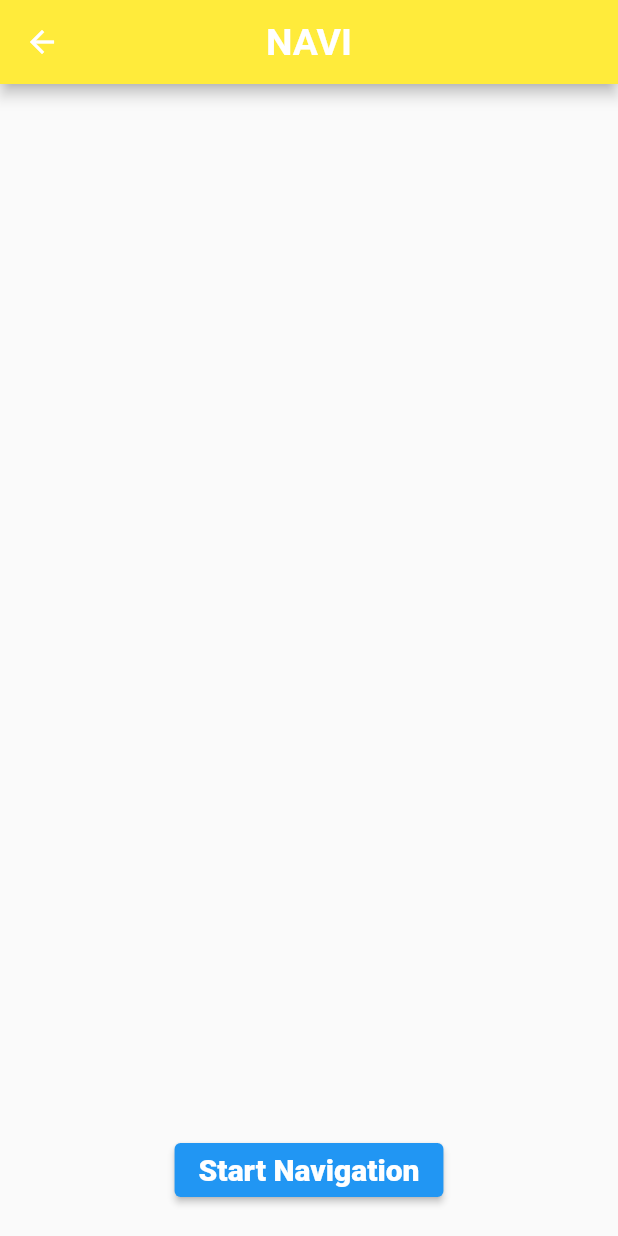
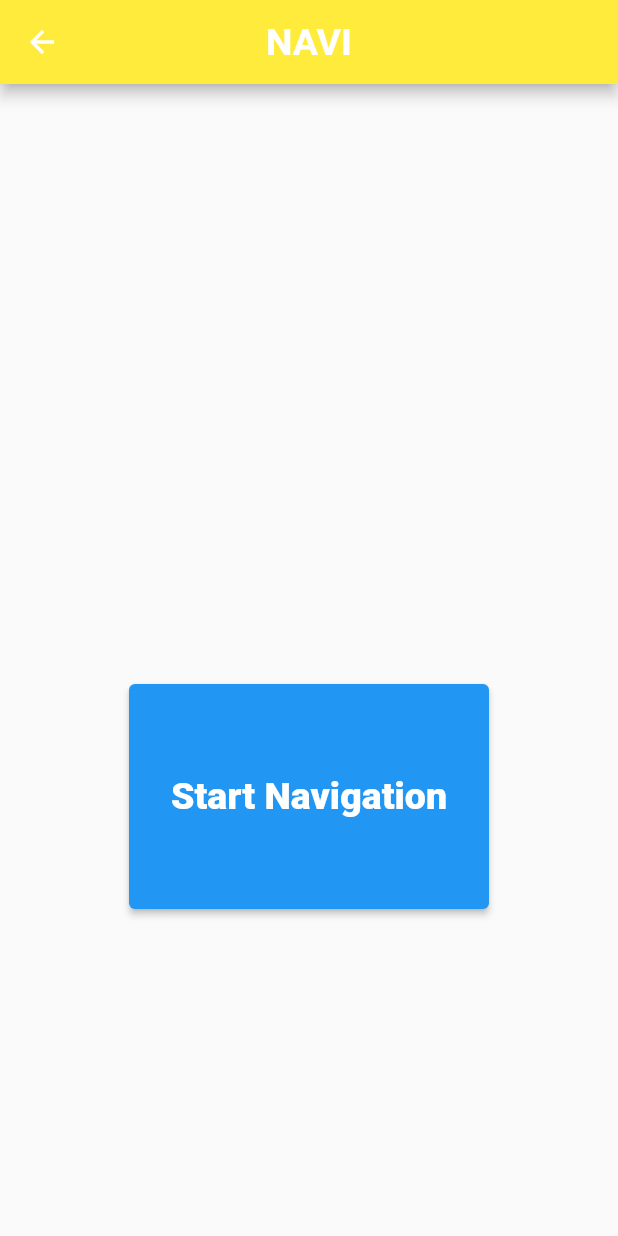
Before and after one commit to hevra01/N.A.V.I---Frontend, a Flutter app: the OnBoardingScreen screen opened by its route, after a tap on "Continue", on a phone screen of 412 x 824 dp. Run offline on Flutter 3.47's test engine with Material 2 defaults, Android fonts, the phone set to English and light mode, and no system bars; our stand-ins replace camera, dio, flutter_image_compress, font_awesome_flutter, location, shared_preferences; accounts and stored records are empty.

Commit message:
did last updates before feedback

```diff
--- a/navi/lib/pages/navigation.dart
+++ b/navi/lib/pages/navigation.dart
@@ -1,5 +1,6 @@
 import 'dart:convert';
 import 'dart:io';
+import 'dart:typed_data';
 import 'package:camera/camera.dart';
 import 'package:flutter/semantics.dart';
 import 'package:http/http.dart' as http;
@@ -7,7 +8,7 @@ import 'package:flutter/material.dart';
 import 'package:navi/custom_widgets/displayFrameInformation.dart';
 import 'package:navi/main.dart';
 import 'package:flutter_test/flutter_test.dart';
-
+import 'package:flutter_image_compress/flutter_image_compress.dart';
 import '../utils/location.dart';
 import '../utils/weather.dart';
 import '../utils/weatherFetch.dart';
@@ -58,8 +59,6 @@ class _NavigationState extends State<Navigation> {
     // navigation. however, initially, it is false until the user clicks start navigation button
     continue_giving_description = false;
 
-
-
     // this will be updated based on the return value of server that is performing
     // scene description.
     objects_with_positions = [[], [], []];
@@ -85,19 +84,24 @@ class _NavigationState extends State<Navigation> {
             )),
         body: Center(
             child: Column(children: [
-          const SizedBox(height: 30),
-          // display the headers for frame/scene description
-          //const ObjectDistancePositionHeader(),
-          const SizedBox(height: 25),
-
           // to display all the detected objects, distances, and positions by the server (ml model)
           FrameInformation(sceneDescription: objects_with_positions),
-          const Spacer(),
+          const SizedBox(
+            width: 200, // Set the desired width
+            height: 400, // Set the desired height
+          ),
+          //const Spacer(),
           Row(
             mainAxisAlignment: MainAxisAlignment.spaceEvenly,
+
             // holds the start/stop navigation button
             children: [
               ElevatedButton(
+                style: ButtonStyle(
+                  fixedSize: MaterialStateProperty.all<Size>(
+                    const Size(240, 150), // Set the desired width and height
+                  ),
+                ),
                 onPressed: () {
                   if (continue_giving_description) {
                     stopNavigation_button_pressed();
@@ -111,9 +115,10 @@ class _NavigationState extends State<Navigation> {
                     });
                   }
                 },
-                child: Text('$elevatedButtonText',
+                child: Text(
+                  elevatedButtonText,
                   style: const TextStyle(
-                    fontSize: 20,
+                    fontSize: 25,
                     fontWeight: FontWeight.w900,
                     color: Colors.white,
                   ),
@@ -160,7 +165,7 @@ class _NavigationState extends State<Navigation> {
     // and angle estimation
     while (continue_giving_description) {
       // make API requests every 5 seconds
-      await Future.delayed(const Duration(seconds: 1), () async {
+      await Future.delayed(const Duration(seconds: 6), () async {
         scene = await handle_scene_description();
       });
 
@@ -190,6 +195,22 @@ class _NavigationState extends State<Navigation> {
     }
   }
 
+  // this function will be used to compress the image before sending it to the backend.
+  Future<File> compressFile(XFile file) async {
+    Uint8List? compressedBytes = await FlutterImageCompress.compressWithFile(
+      file.path,
+      minWidth: 800,
+      minHeight: 600,
+      quality: 94,
+    );
+
+    String compressedFilePath = '${file.path}_compressed.jpg';
+    File compressedFile = File(compressedFilePath);
+    await compressedFile.writeAsBytes(compressedBytes!);
+
+    return compressedFile;
+  }
+
   // this function will take a picture and make an API call to the server hosting
   // an ml model that makes object detection distance and position calculation.
   handle_scene_description() async {
@@ -200,6 +221,7 @@ class _NavigationState extends State<Navigation> {
     // get the requirments ready to create a multipart file to be sent with the post request
     if (picture != null) {
       pictureFile = File(picture.path);
+      pictureFile = await compressFile(picture);
       stream = http.ByteStream(pictureFile!.openRead());
       stream.cast();
     }
@@ -209,7 +231,7 @@ class _NavigationState extends State<Navigation> {
 
     // If you want to send images/videos/files to the server, use MultipartRequest
     var request = http.MultipartRequest(
-        'POST', Uri.parse('http://10.0.2.2:5000/predict'));
+        'POST', Uri.parse('http://10.144.141.1:5000/predict'));
 
     // adding the image file
     request.files.add(multipart);
@@ -219,7 +241,7 @@ class _NavigationState extends State<Navigation> {
     try {
       // send the api request for object detection
       var streamedResponse =
-          await request.send().timeout(const Duration(seconds: 30));
+          await request.send().timeout(const Duration(seconds: 5));
       // converting the streamed response to a casual response
       var response = await http.Response.fromStream(streamedResponse);
       var response_decoded = json.decode(response.body);
--- a/navi/lib/pages/onBoarding.dart
+++ b/navi/lib/pages/onBoarding.dart
@@ -30,7 +30,7 @@ class OnBoardingScreen extends StatelessWidget {
           children: [
             const Text(
               "N.A.V.I. Introduction",
-              style: TextStyle(fontSize: 18),
+              style: TextStyle(fontSize: 24),
               textAlign: TextAlign.center,
             ),
             ElevatedButton(
--- a/navi/pubspec.yaml
+++ b/navi/pubspec.yaml
@@ -46,6 +46,7 @@ dependencies:
   mockito: ^5.0.0
   flutter_tts: ^3.6.3
   shared_preferences: ^2.1.1
+  flutter_image_compress: ^2.0.0
 
 dev_dependencies:
   flutter_test:
```
Also changed, not shown: navi/pubspec.lock.
